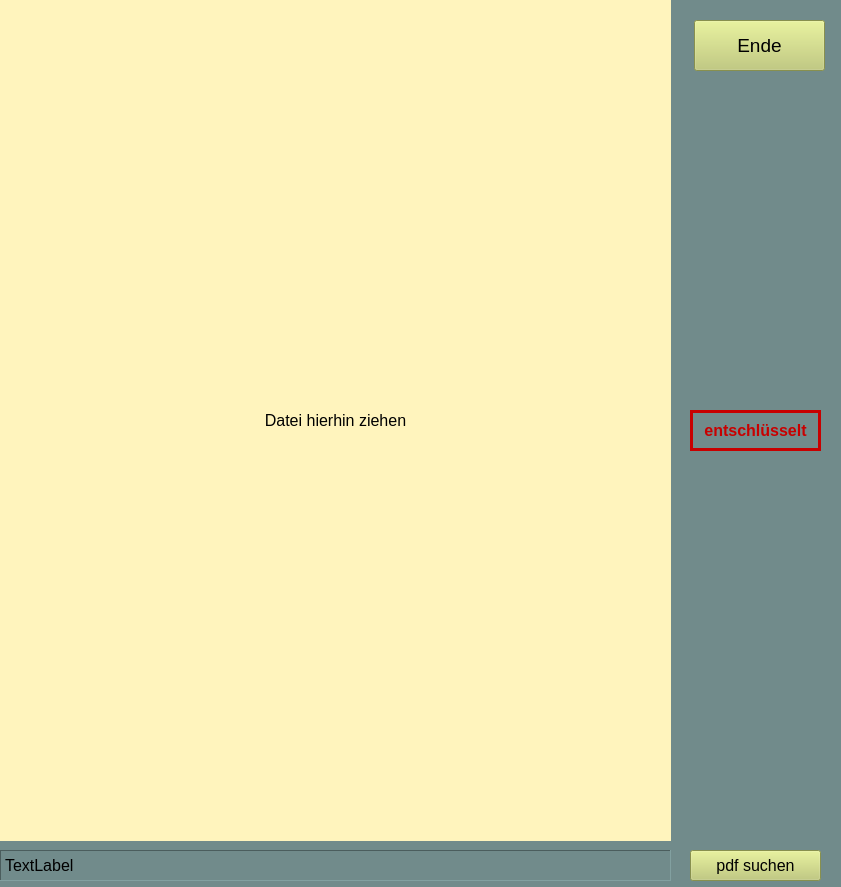
Before: the Qt Designer form frm_pdfdec.ui in ruegi/decHGS, drawn with Qt 5.
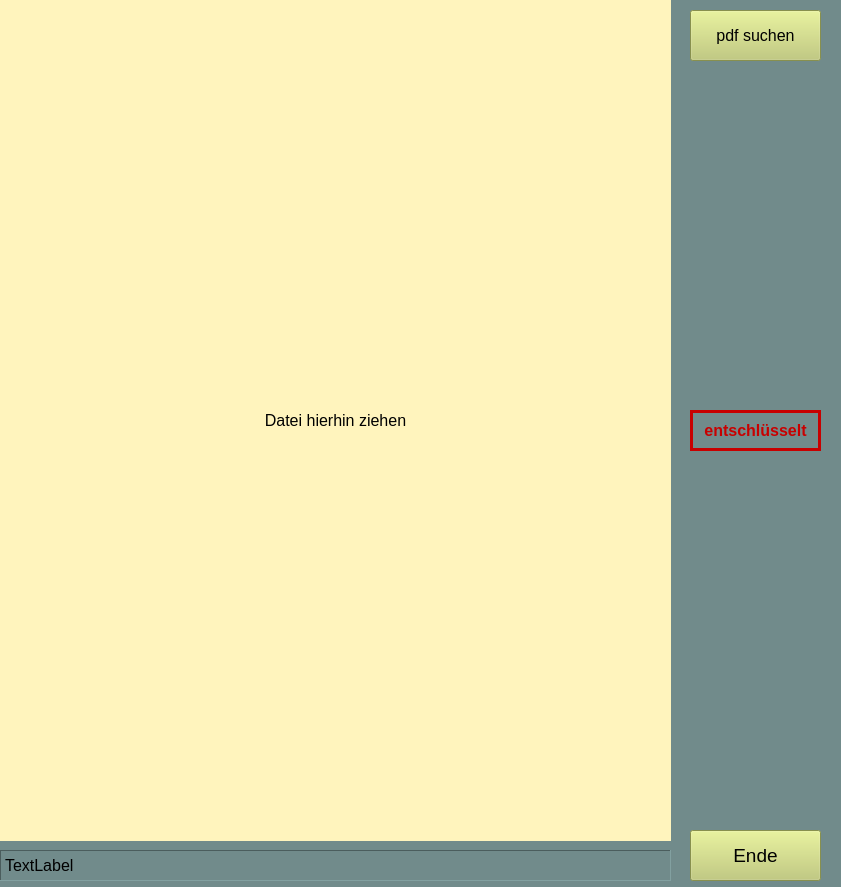
After: the same form once the commit is applied.

Diff of the .ui file:
```diff
--- a/frm_pdfdec.ui
+++ b/frm_pdfdec.ui
@@ -77,9 +77,9 @@
    <property name="geometry">
     <rect>
      <x>690</x>
-     <y>850</y>
+     <y>10</y>
      <width>131</width>
-     <height>31</height>
+     <height>51</height>
     </rect>
    </property>
    <property name="font">
@@ -97,8 +97,8 @@
   <widget class="QPushButton" name="btn_ende">
    <property name="geometry">
     <rect>
-     <x>694</x>
-     <y>20</y>
+     <x>690</x>
+     <y>830</y>
      <width>131</width>
      <height>51</height>
     </rect>
```
